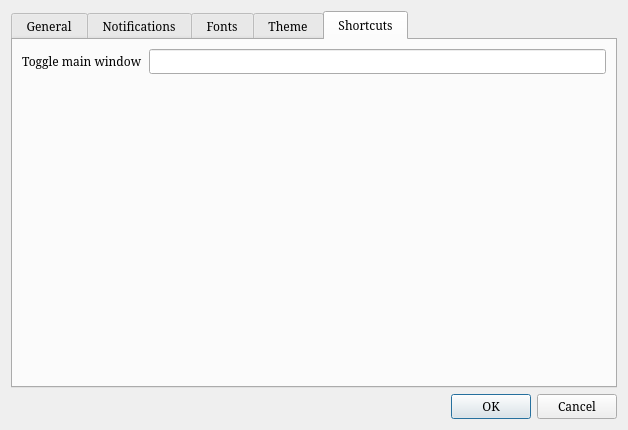
This is ui/settings.ui in middleofdreams/workload as Qt 5 draws it before an edit. The edited form follows.
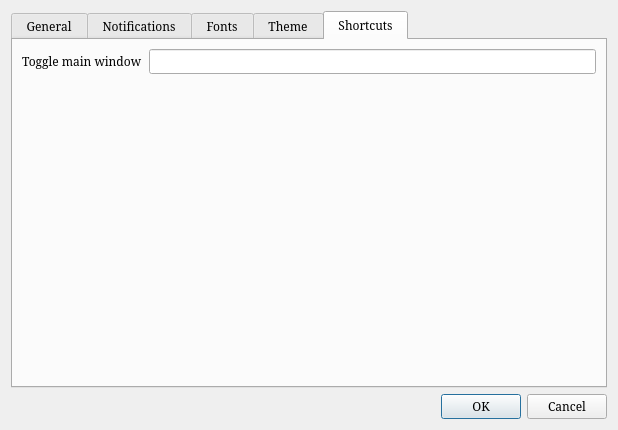
This is the edited form. The open tabs and pages were chosen to show the change.

Commit message: minimum size of settingsWindow Tabs.

What changed in the file:
```diff
--- a/ui/settings.ui
+++ b/ui/settings.ui
@@ -9,12 +9,12 @@
    <rect>
     <x>0</x>
     <y>0</y>
-    <width>628</width>
+    <width>618</width>
     <height>430</height>
    </rect>
   </property>
   <property name="sizePolicy">
-   <sizepolicy hsizetype="Expanding" vsizetype="Expanding">
+   <sizepolicy hsizetype="MinimumExpanding" vsizetype="MinimumExpanding">
     <horstretch>0</horstretch>
     <verstretch>0</verstretch>
    </sizepolicy>
@@ -31,7 +31,7 @@
    <bool>false</bool>
   </property>
   <layout class="QGridLayout" name="gridLayout_4">
-   <item row="2" column="0">
+   <item row="1" column="0">
     <widget class="QDialogButtonBox" name="buttonBox">
      <property name="orientation">
       <enum>Qt::Horizontal</enum>
@@ -41,14 +41,8 @@
      </property>
     </widget>
    </item>
-   <item row="1" column="0">
+   <item row="0" column="0">
     <widget class="QTabWidget" name="tabWidget">
-     <property name="sizePolicy">
-      <sizepolicy hsizetype="Minimum" vsizetype="Minimum">
-       <horstretch>0</horstretch>
-       <verstretch>0</verstretch>
-      </sizepolicy>
-     </property>
      <property name="minimumSize">
       <size>
        <width>0</width>
@@ -64,6 +58,12 @@
      <property name="usesScrollButtons">
       <bool>false</bool>
      </property>
+     <property name="documentMode">
+      <bool>false</bool>
+     </property>
+     <property name="movable">
+      <bool>true</bool>
+     </property>
      <widget class="QWidget" name="generalTab">
       <attribute name="title">
        <string> General </string>
@@ -1361,12 +1361,24 @@
       </layout>
      </widget>
      <widget class="QWidget" name="shortcutsTab">
+      <property name="sizePolicy">
+       <sizepolicy hsizetype="MinimumExpanding" vsizetype="MinimumExpanding">
+        <horstretch>20</horstretch>
+        <verstretch>0</verstretch>
+       </sizepolicy>
+      </property>
+      <property name="minimumSize">
+       <size>
+        <width>0</width>
+        <height>0</height>
+       </size>
+      </property>
       <attribute name="title">
        <string> Shortcuts </string>
       </attribute>
-      <layout class="QFormLayout" name="formLayout_2">
-       <property name="fieldGrowthPolicy">
-        <enum>QFormLayout::AllNonFixedFieldsGrow</enum>
+      <layout class="QGridLayout" name="gridLayout_7">
+       <property name="sizeConstraint">
+        <enum>QLayout::SetMaximumSize</enum>
        </property>
        <item row="0" column="0">
         <widget class="QLabel" name="label_19">
@@ -1382,6 +1394,19 @@
          </property>
         </widget>
        </item>
+       <item row="1" column="1">
+        <spacer name="verticalSpacer_2">
+         <property name="orientation">
+          <enum>Qt::Vertical</enum>
+         </property>
+         <property name="sizeHint" stdset="0">
+          <size>
+           <width>20</width>
+           <height>40</height>
+          </size>
+         </property>
+        </spacer>
+       </item>
       </layout>
      </widget>
     </widget>
```
Left out of the diff: 54 changed lines with no effect on the pictures. The commit also changes 5 other files.
